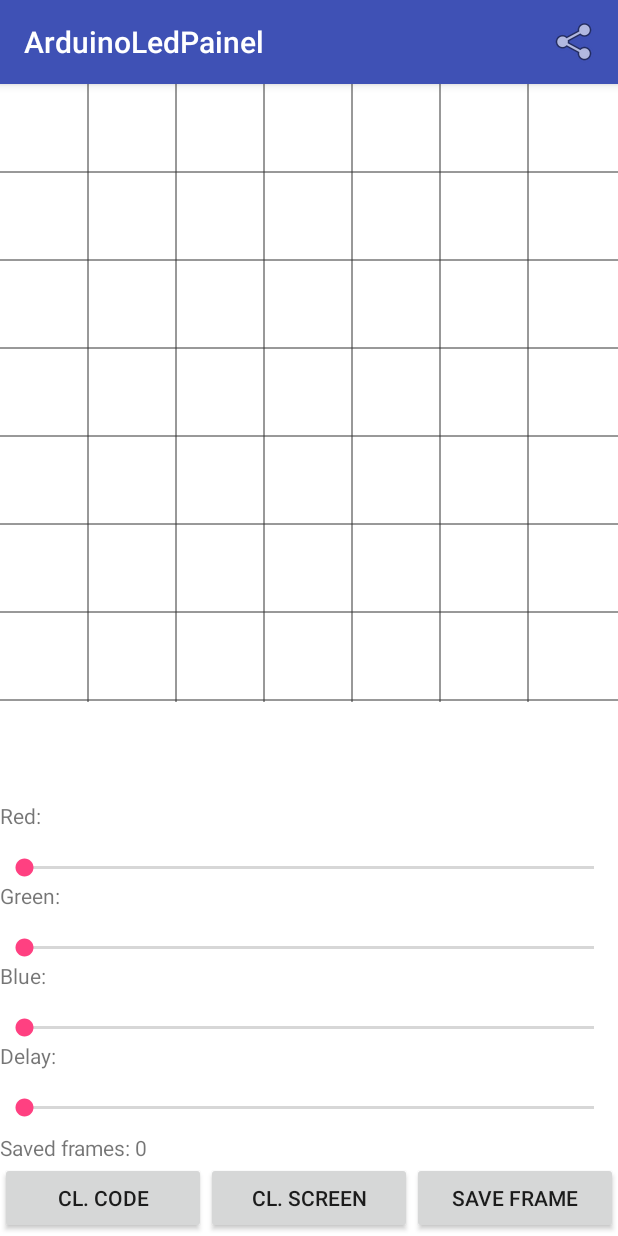
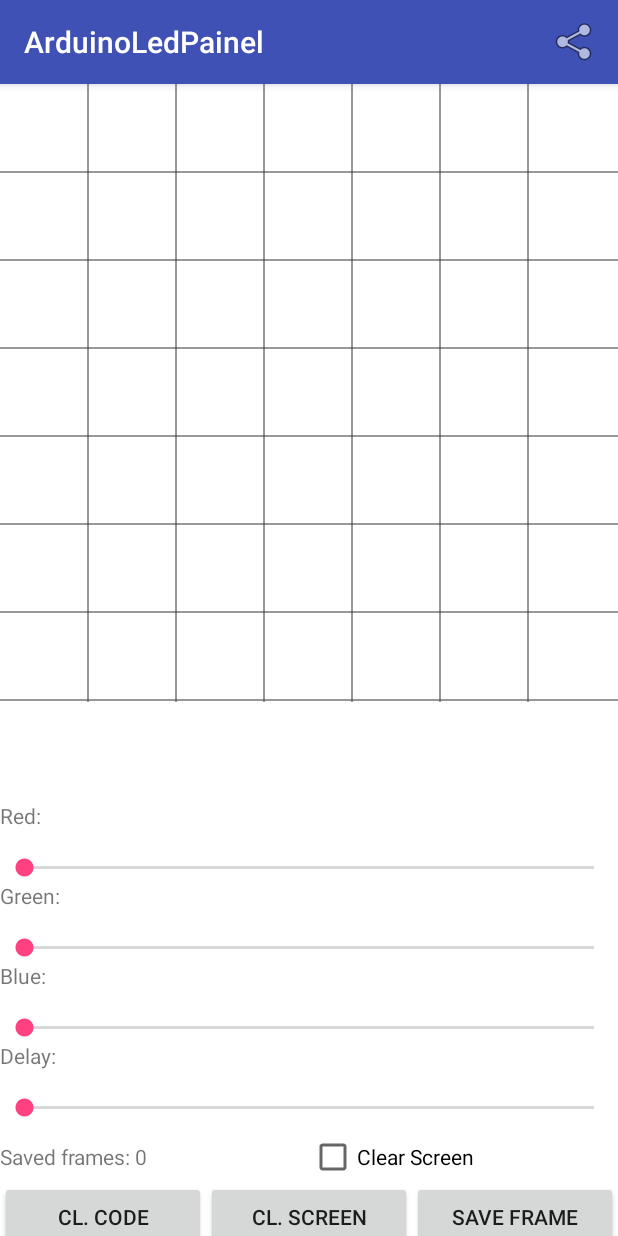
Before and after one commit to gkaffka/arduinoledpanel, an Android app: the screen it shows after launch (FullscreenActivity), on a phone screen of 412 x 824 dp. Run offline under Robolectric (Android 15) with nearby library versions, the phone set to English and light mode, and no system bars.

Commit message:
Adds an option to clear the screen after each frame is drawn

```diff
--- a/app/src/main/java/com/android/kaffka/arduinoledpainel/FullscreenActivity.java
+++ b/app/src/main/java/com/android/kaffka/arduinoledpainel/FullscreenActivity.java
@@ -10,6 +10,7 @@
 import android.view.MenuInflater;
 import android.view.MenuItem;
 import android.view.View;
+import android.widget.CheckBox;
 import android.widget.SeekBar;
 import android.widget.TextView;
 
@@ -27,6 +28,7 @@
     private View v;
     private SeekBar red, blue, green, delay;
     private TextView textRed, textGreen, textBlue, textSavedFrames, textDelay;
+    private CheckBox clearScreenCbox;
     private PixelGridView pixelGrid;
     private ArrayList<String> code;
     private int savedFrames;
@@ -69,6 +71,7 @@
         textGreen = (TextView) findViewById(R.id.textGreen);
         textSavedFrames = (TextView) findViewById(R.id.textFramesSaved);
         textDelay = (TextView) findViewById(R.id.textDelay);
+        clearScreenCbox = (CheckBox) findViewById(R.id.checkboxClearScreen);
     }
 
     @Override
@@ -92,7 +95,6 @@
     }
 
     public void shareCode() {
-        generateCode(false);
         Intent sendIntent = new Intent();
         sendIntent.setAction(Intent.ACTION_SEND);
         String generated_code = TextUtils.join("\n", code);
@@ -118,6 +120,8 @@
             }
         code.add("FastLED.show();");
         code.add(String.format("delay(%d);", delay.getProgress()));
+        if (clearScreenCbox.isChecked())
+            code.add(String.format("clearScreen();", delay.getProgress()));
         Collections.reverse(Arrays.asList(cells_array));
     }
 
--- a/app/src/main/res/layout/activity_fullscreen.xml
+++ b/app/src/main/res/layout/activity_fullscreen.xml
@@ -76,12 +76,30 @@
             android:layout_marginTop="16dp"
             android:max="1000"/>
 
-        <TextView
-            android:id="@+id/textFramesSaved"
-            android:layout_width="wrap_content"
+        <LinearLayout
+            android:layout_width="match_parent"
             android:layout_height="wrap_content"
-            android:text="Saved frames: 0"
-            android:layout_marginTop="8dp"/>
+            android:layout_marginTop="8dp"
+            android:orientation="horizontal">
+
+            <TextView
+                android:id="@+id/textFramesSaved"
+                android:layout_width="0dp"
+                android:layout_height="match_parent"
+                android:layout_gravity="center_vertical"
+                android:layout_weight="1"
+                android:gravity="center_vertical"
+                android:text="Saved frames: 0"/>
+
+            <CheckBox
+                android:id="@+id/checkboxClearScreen"
+                android:layout_width="0dp"
+                android:layout_height="wrap_content"
+                android:layout_gravity="center_vertical|right"
+                android:layout_weight="1"
+                android:gravity="center_vertical"
+                android:text="Clear Screen"/>
+        </LinearLayout>
 
         <LinearLayout
             android:layout_width="match_parent"
```
